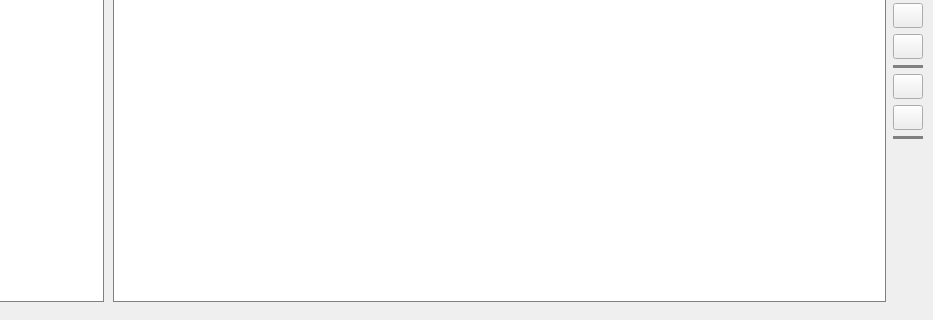
Above: ui/summarywindow.ui from MarioFares/Ebook-Access-Cpp before the change; both pictures show x 102 to 1035 and y 280 to 600 of the 1035 by 600 pixel window. Below: the same form after it.
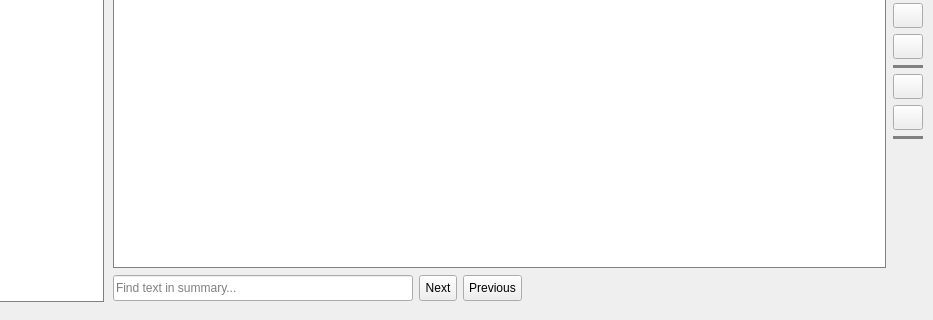
That is the form after the change. Icons and pictures are not drawn.

Commit message: Introduced the FindHighlighter class to highlight words in summary window

Diff of the .ui file:
```diff
--- a/ui/summarywindow.ui
+++ b/ui/summarywindow.ui
@@ -836,7 +836,6 @@
          <widget class="QTextBrowser" name="textEditor">
           <property name="font">
            <font>
-            <family>Segoe UI</family>
             <pointsize>12</pointsize>
            </font>
           </property>
@@ -910,6 +909,154 @@
           </property>
          </widget>
         </item>
+        <item>
+         <widget class="QFrame" name="frameFind">
+          <property name="styleSheet">
+           <string notr="true">QFrame { 
+	border: none;
+	padding: 0px;
+	margin: 0px;
+}</string>
+          </property>
+          <property name="frameShape">
+           <enum>QFrame::StyledPanel</enum>
+          </property>
+          <property name="frameShadow">
+           <enum>QFrame::Raised</enum>
+          </property>
+          <layout class="QHBoxLayout" name="horizontalLayout_3">
+           <property name="leftMargin">
+            <number>0</number>
+           </property>
+           <property name="topMargin">
+            <number>1</number>
+           </property>
+           <property name="rightMargin">
+            <number>0</number>
+           </property>
+           <property name="bottomMargin">
+            <number>1</number>
+           </property>
+           <item>
+            <widget class="QLineEdit" name="textFind">
+             <property name="minimumSize">
+              <size>
+               <width>300</width>
+               <height>26</height>
+              </size>
+             </property>
+             <property name="maximumSize">
+              <size>
+               <width>300</width>
+               <height>26</height>
+              </size>
+             </property>
+             <property name="placeholderText">
+              <string>Find text in summary...</string>
+             </property>
+             <property name="clearButtonEnabled">
+              <bool>true</bool>
+             </property>
+            </widget>
+           </item>
+           <item>
+            <widget class="QPushButton" name="buttonNext">
+             <property name="minimumSize">
+              <size>
+               <width>25</width>
+               <height>26</height>
+              </size>
+             </property>
+             <property name="maximumSize">
+              <size>
+               <width>16777215</width>
+               <height>26</height>
+              </size>
+             </property>
+             <property name="cursor">
+              <cursorShape>PointingHandCursor</cursorShape>
+             </property>
+             <property name="styleSheet">
+              <string notr="true">padding: 5px;</string>
+             </property>
+             <property name="text">
+              <string>Next</string>
+             </property>
+            </widget>
+           </item>
+           <item>
+            <widget class="QPushButton" name="buttonPrevious">
+             <property name="minimumSize">
+              <size>
+               <width>25</width>
+               <height>26</height>
+              </size>
+             </property>
+             <property name="maximumSize">
+              <size>
+               <width>16777215</width>
+               <height>26</height>
+              </size>
+             </property>
+             <property name="cursor">
+              <cursorShape>PointingHandCursor</cursorShape>
+             </property>
+             <property name="styleSheet">
+              <string notr="true">padding: 5px;</string>
+             </property>
+             <property name="text">
+              <string>Previous</string>
+             </property>
+            </widget>
+           </item>
+           <item>
+            <widget class="QPushButton" name="buttonCloseFind">
+             <property name="font">
+              <font>
+               <italic>true</italic>
+              </font>
+             </property>
+             <property name="cursor">
+              <cursorShape>PointingHandCursor</cursorShape>
+             </property>
+             <property name="styleSheet">
+              <string notr="true">border: none;</string>
+             </property>
+             <property name="text">
+              <string/>
+             </property>
+             <property name="icon">
+              <iconset resource="../resources/images.qrc">
+               <normaloff>:/icons/close_icon.png</normaloff>:/icons/close_icon.png</iconset>
+             </property>
+             <property name="flat">
+              <bool>true</bool>
+             </property>
+            </widget>
+           </item>
+           <item>
+            <widget class="QLabel" name="labelFindMatchNum">
+             <property name="text">
+              <string/>
+             </property>
+            </widget>
+           </item>
+           <item>
+            <spacer name="horizontalSpacer_2">
+             <property name="orientation">
+              <enum>Qt::Horizontal</enum>
+             </property>
+             <property name="sizeHint" stdset="0">
+              <size>
+               <width>40</width>
+               <height>20</height>
+              </size>
+             </property>
+            </spacer>
+           </item>
+          </layout>
+         </widget>
+        </item>
        </layout>
       </widget>
      </widget>
```
Left out of the diff: 142 changed lines with no effect on the pictures. The commit also changes 2 other files.
